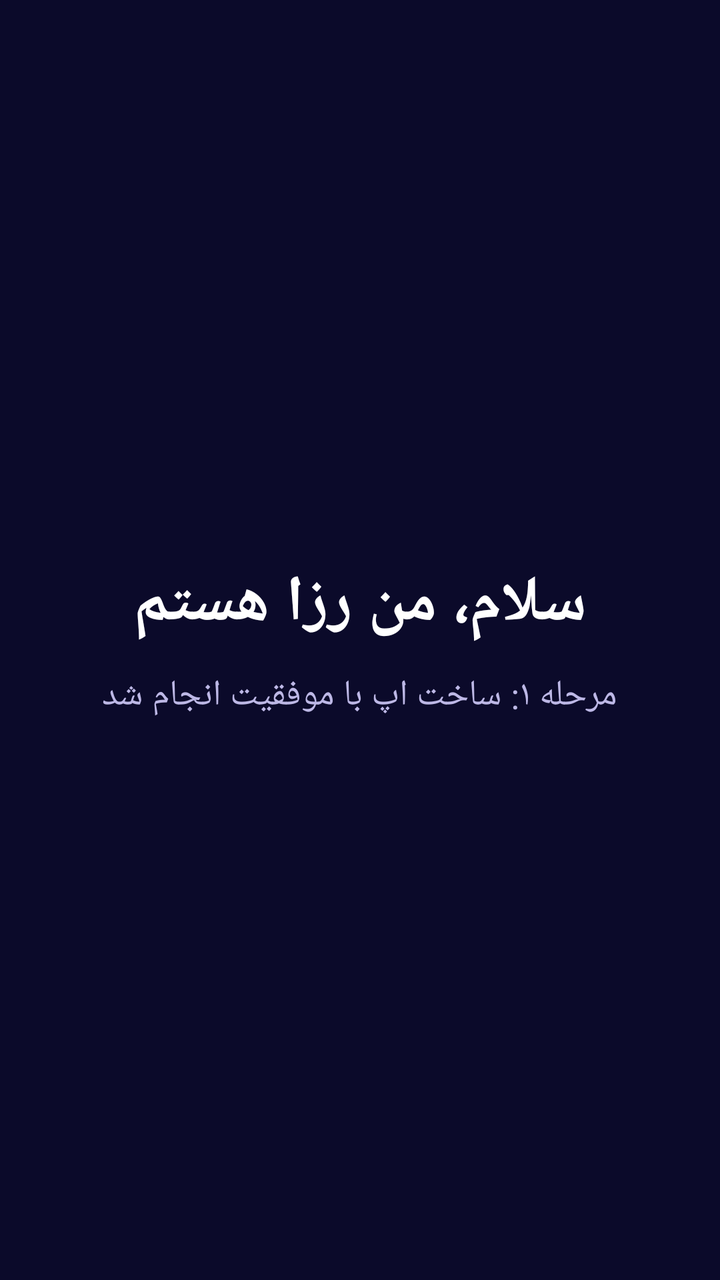
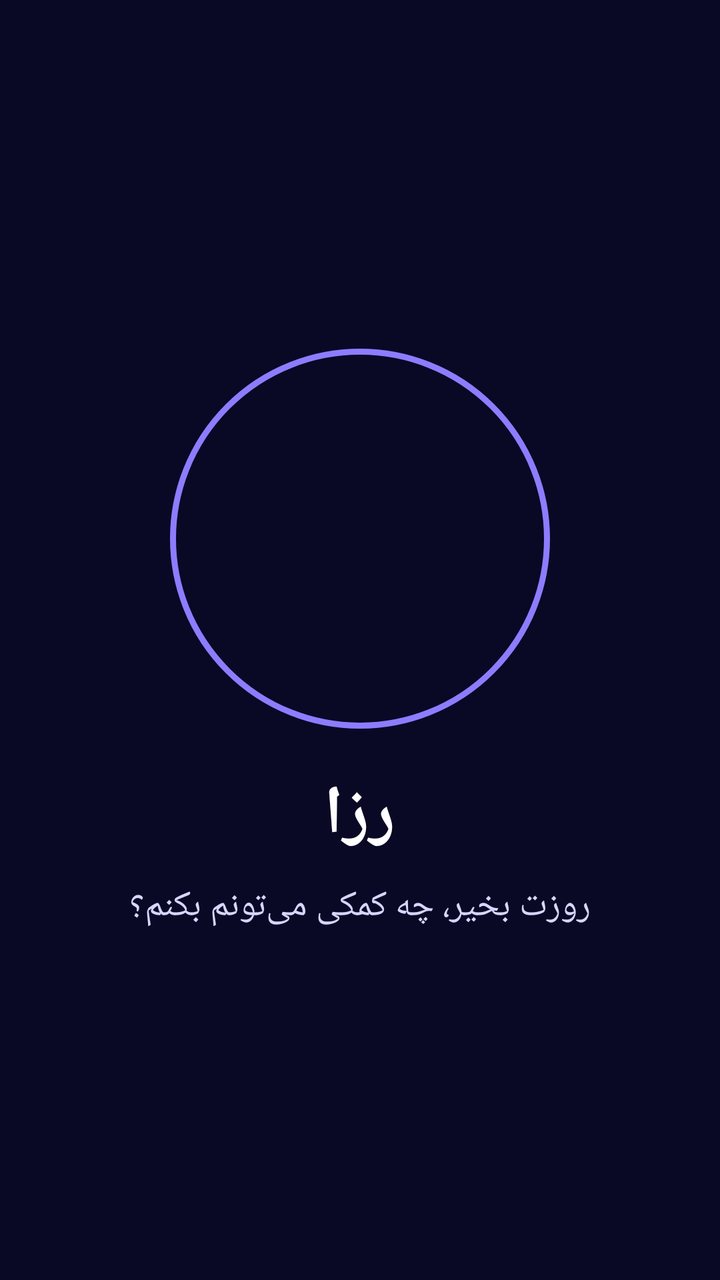

An Android layout rendered at two revisions. The XML below is the earlier revision; the diff shows what the commit changed to produce the second picture.
<!-- AndroidManifest.xml: application theme Theme.RosaApp -->
<!-- res/layout/activity_main.xml -->
<?xml version="1.0" encoding="utf-8"?>
<LinearLayout xmlns:android="http://schemas.android.com/apk/res/android"
    android:layout_width="match_parent"
    android:layout_height="match_parent"
    android:background="#0B0A2A"
    android:gravity="center"
    android:orientation="vertical"
    android:padding="24dp">

    <TextView
        android:layout_width="wrap_content"
        android:layout_height="wrap_content"
        android:text="@string/hello_title"
        android:textColor="#FFFFFF"
        android:textSize="32sp"
        android:textStyle="bold" />

    <TextView
        android:layout_width="wrap_content"
        android:layout_height="wrap_content"
        android:layout_marginTop="12dp"
        android:text="@string/hello_subtitle"
        android:textColor="#BDB8E6"
        android:textSize="18sp" />
</LinearLayout>
<!-- resources referenced by this layout -->
<resources>
  <string name="hello_subtitle">مرحله ۱: ساخت اپ با موفقیت انجام شد</string>
  <string name="hello_title">سلام، من رزا هستم</string>
  <style name="Theme.RosaApp" parent="Theme.AppCompat.DayNight.NoActionBar" />
</resources>

<!-- the commit's change to res/layout/activity_main.xml (unified diff, before → after) -->
@@ -1,25 +1,63 @@
 <?xml version="1.0" encoding="utf-8"?>
-<LinearLayout xmlns:android="http://schemas.android.com/apk/res/android"
+<FrameLayout xmlns:android="http://schemas.android.com/apk/res/android"
     android:layout_width="match_parent"
     android:layout_height="match_parent"
-    android:background="#0B0A2A"
-    android:gravity="center"
-    android:orientation="vertical"
-    android:padding="24dp">
+    android:background="#0B0A2A">
 
-    <TextView
-        android:layout_width="wrap_content"
-        android:layout_height="wrap_content"
-        android:text="@string/hello_title"
-        android:textColor="#FFFFFF"
-        android:textSize="32sp"
-        android:textStyle="bold" />
+    <ImageView
+        android:id="@+id/background"
+        android:layout_width="match_parent"
+        android:layout_height="match_parent"
+        android:contentDescription="@null"
+        android:scaleType="centerCrop" />
 
-    <TextView
-        android:layout_width="wrap_content"
-        android:layout_height="wrap_content"
-        android:layout_marginTop="12dp"
-        android:text="@string/hello_subtitle"
-        android:textColor="#BDB8E6"
-        android:textSize="18sp" />
-</LinearLayout>
+    <View
+        android:layout_width="match_parent"
+        android:layout_height="match_parent"
+        android:background="#55060620" />
+
+    <LinearLayout
+        android:layout_width="match_parent"
+        android:layout_height="match_parent"
+        android:gravity="center"
+        android:orientation="vertical"
+        android:padding="24dp">
+
+        <FrameLayout
+            android:layout_width="190dp"
+            android:layout_height="190dp">
+
+            <View
+                android:id="@+id/ring"
+                android:layout_width="match_parent"
+                android:layout_height="match_parent"
+                android:background="@drawable/ring" />
+
+            <ImageView
+                android:id="@+id/avatar"
+                android:layout_width="164dp"
+                android:layout_height="164dp"
+                android:layout_gravity="center"
+                android:contentDescription="@string/rosa_title"
+                android:scaleType="centerCrop" />
+        </FrameLayout>
+
+        <TextView
+            android:layout_width="wrap_content"
+            android:layout_height="wrap_content"
+            android:layout_marginTop="20dp"
+            android:text="@string/rosa_title"
+            android:textColor="#FFFFFF"
+            android:textSize="34sp"
+            android:textStyle="bold" />
+
+        <TextView
+            android:layout_width="wrap_content"
+            android:layout_height="wrap_content"
+            android:layout_marginTop="10dp"
+            android:gravity="center"
+            android:text="@string/greeting"
+            android:textColor="#D9D5FF"
+            android:textSize="18sp" />
+    </LinearLayout>
+</FrameLayout>
<!-- resource entries referenced after the edit -->
@@ -1,7 +1,16 @@
 <!-- resources referenced by this layout -->
 <resources>
-  <string name="hello_subtitle">مرحله ۱: ساخت اپ با موفقیت انجام شد</string>
-  <string name="hello_title">سلام، من رزا هستم</string>
+  <!-- drawable ring (drawable) -->
+  <?xml version="1.0" encoding="utf-8"?>
+  <shape xmlns:android="http://schemas.android.com/apk/res/android"
+      android:shape="oval">
+      <stroke
+          android:width="3dp"
+          android:color="#8E7CFF" />
+      <solid android:color="#00000000" />
+  </shape>
+  <string name="greeting">روزت بخیر، چه کمکی می‌تونم بکنم؟</string>
+  <string name="rosa_title">رزا</string>
   <style name="Theme.RosaApp" parent="Theme.AppCompat.DayNight.NoActionBar" />
 </resources>
 
